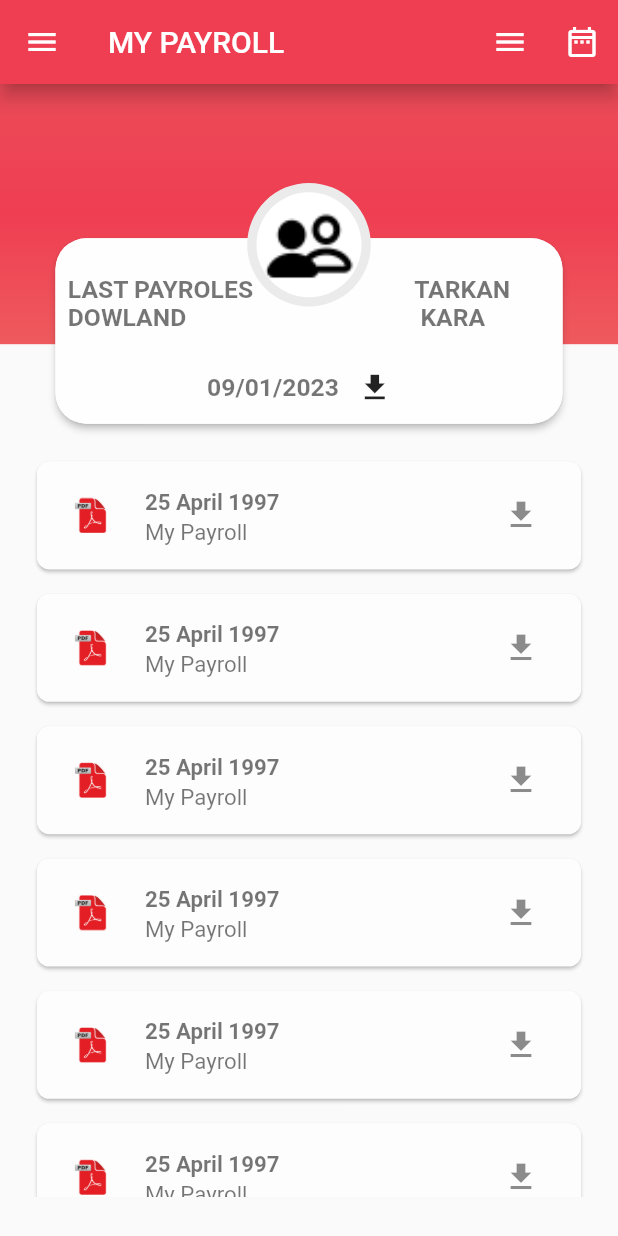
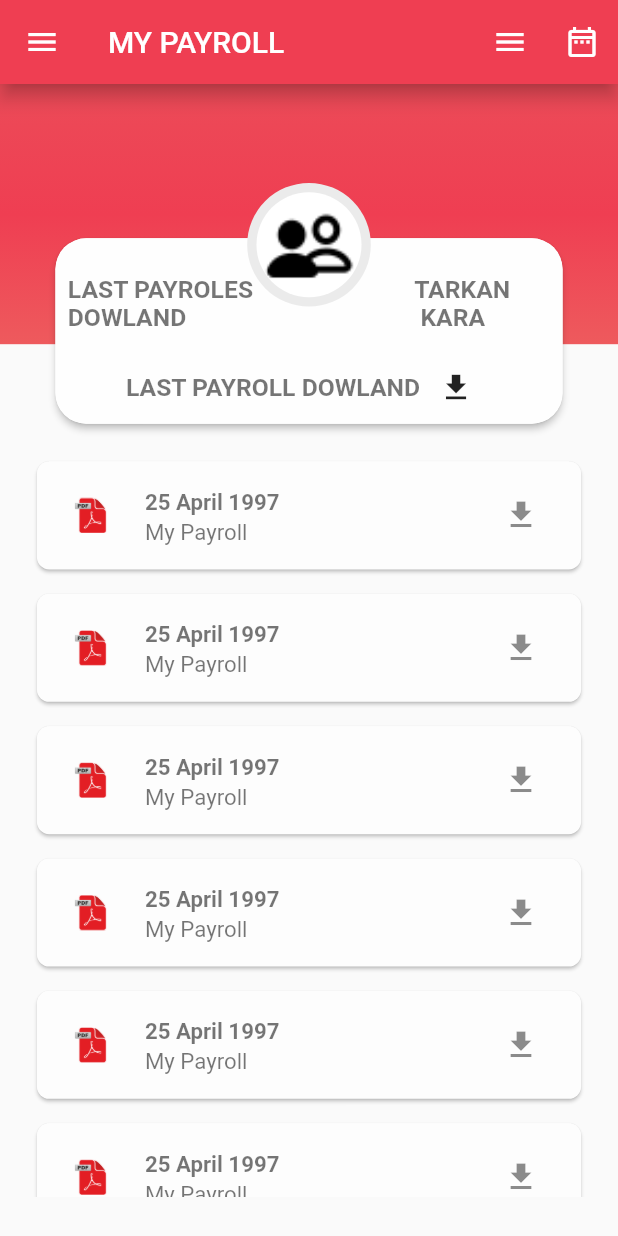
Before and after one commit to TarkanKara/Sun_IK_App, a Flutter app: the MyPayrollsView screen opened by its route, on a phone screen of 412 x 824 dp. Run offline on Flutter 3.47's test engine with Material 2 defaults, Android fonts, the phone set to English and light mode, and no system bars; our stand-ins replace get, responsive_sizer.

Commit message:
MyPayrolls || Extract Widget

```diff
--- a/lib/app/modules/my_payrolls_page/my_payrolls_view.dart
+++ b/lib/app/modules/my_payrolls_page/my_payrolls_view.dart
@@ -1,10 +1,11 @@
-// ignore_for_file: unused_element
+// ignore_for_file: unused_element, prefer_const_constructors
 
 import 'package:flutter/material.dart';
 import 'package:get/get.dart';
-import 'package:intl/intl.dart';
 import 'package:responsive_sizer/responsive_sizer.dart';
 
+import '../../widgets/last_my_payroll.dart';
+import '../../widgets/my_payroll_list_card.dart';
 import 'my_payrolls_controller.dart';
 
 class MyPayrollsView extends GetView<MyPayrollsController> {
@@ -72,40 +73,7 @@ class MyPayrollsView extends GetView<MyPayrollsController> {
                           itemBuilder: (context, index) {
                             return Padding(
                               padding: EdgeInsets.only(bottom: 1.h),
-                              child: Card(
-                                elevation: 1,
-                                shape: RoundedRectangleBorder(
-                                    borderRadius: BorderRadius.circular(2.w)),
-                                color: const Color(0xffFDFDFD),
-                                child: ListTile(
-                                  leading: CircleAvatar(
-                                    backgroundColor: const Color(0xffFDFDFD),
-                                    child: IconButton(
-                                        onPressed: () {},
-                                        icon: Image.asset(
-                                            "assets/images/pdf.png")),
-                                  ),
-                                  title: Text(
-                                    "25 April 1997",
-                                    style: Theme.of(context)
-                                        .textTheme
-                                        .caption!
-                                        .copyWith(
-                                            fontSize: 1.8.h,
-                                            fontWeight: FontWeight.bold),
-                                  ),
-                                  subtitle: Text(
-                                    "My Payroll",
-                                    style: Theme.of(context)
-                                        .textTheme
-                                        .caption!
-                                        .copyWith(fontSize: 1.8.h),
-                                  ),
-                                  trailing: IconButton(
-                                      onPressed: () {},
-                                      icon: const Icon(Icons.download)),
-                                ),
-                              ),
+                              child: MyPayrollListCard(),
                             );
                           },
                         ),
@@ -120,85 +88,7 @@ class MyPayrollsView extends GetView<MyPayrollsController> {
             top: 12.h,
             left: 8.w,
             right: 8.w,
-            child: Card(
-              elevation: 2,
-              shape: RoundedRectangleBorder(
-                  borderRadius: BorderRadius.circular(5.w)),
-              child: Container(
-                height: 15.h,
-                width: 75.w,
-                decoration: BoxDecoration(
-                    color: const Color(0xffFEFEFE),
-                    borderRadius: BorderRadius.all(Radius.circular(5.w))),
-                child: Padding(
-                  padding: EdgeInsets.only(left: 2.w, right: 2.w, top: 3.h),
-                  child: Column(
-                    mainAxisAlignment: MainAxisAlignment.spaceBetween,
-                    children: [
-                      Row(
-                        mainAxisAlignment: MainAxisAlignment.spaceBetween,
-                        children: [
-                          SizedBox(
-                            height: 5.h,
-                            width: 40.w,
-                            child: Text(
-                              "LAST PAYROLES DOWLAND",
-                              style: Theme.of(context)
-                                  .textTheme
-                                  .caption!
-                                  .copyWith(
-                                      fontSize: 2.h,
-                                      fontWeight: FontWeight.bold),
-                            ),
-                          ),
-                          SizedBox(
-                            height: 5.h,
-                            width: 22.w,
-                            child: Text(
-                              "TARKAN\n KARA",
-                              style: Theme.of(context)
-                                  .textTheme
-                                  .caption!
-                                  .copyWith(
-                                      fontSize: 2.h,
-                                      fontWeight: FontWeight.bold),
-                            ),
-                          ),
-                        ],
-                      ),
-                      Row(
-                        mainAxisAlignment: MainAxisAlignment.center,
-                        children: [
-                          Obx(
-                            () => InkWell(
-                              onTap: () {},
-                              child: Text(
-                                DateFormat("dd/MM/yyyy")
-                                    .format(controller.selectedDate.value)
-                                    .toString(),
-                                style: Theme.of(context)
-                                    .textTheme
-                                    .caption!
-                                    .copyWith(
-                                        fontSize: 2.h,
-                                        fontWeight: FontWeight.bold),
-                              ),
-                            ),
-                          ),
-                          IconButton(
-                            onPressed: () {},
-                            icon: Icon(
-                              Icons.download,
-                              size: 2.8.h,
-                            ),
-                          ),
-                        ],
-                      ),
-                    ],
-                  ),
-                ),
-              ),
-            ),
+            child: LastMyPayroll(),
           ),
           Positioned(
             top: 8.h,
--- /dev/null
+++ b/lib/app/widgets/last_my_payroll.dart
@@ -0,0 +1,92 @@
+import 'package:flutter/material.dart';
+import 'package:get/get.dart';
+import 'package:responsive_sizer/responsive_sizer.dart';
+
+import '../modules/my_payrolls_page/my_payrolls_controller.dart';
+
+class LastMyPayroll extends GetView<MyPayrollsController> {
+  const LastMyPayroll({
+    Key? key,
+  }) : super(key: key);
+
+  @override
+  Widget build(BuildContext context) {
+    return Card(
+      elevation: 2,
+      shape: RoundedRectangleBorder(borderRadius: BorderRadius.circular(5.w)),
+      child: Container(
+        height: 15.h,
+        width: 75.w,
+        decoration: BoxDecoration(
+            color: const Color(0xffFEFEFE),
+            borderRadius: BorderRadius.all(Radius.circular(5.w))),
+        child: Padding(
+          padding: EdgeInsets.only(left: 2.w, right: 2.w, top: 3.h),
+          child: Column(
+            mainAxisAlignment: MainAxisAlignment.spaceBetween,
+            children: [
+              Row(
+                mainAxisAlignment: MainAxisAlignment.spaceBetween,
+                children: [
+                  SizedBox(
+                    height: 5.h,
+                    width: 40.w,
+                    child: Text(
+                      "LAST PAYROLES DOWLAND",
+                      style: Theme.of(context)
+                          .textTheme
+                          .caption!
+                          .copyWith(fontSize: 2.h, fontWeight: FontWeight.bold),
+                    ),
+                  ),
+                  SizedBox(
+                    height: 5.h,
+                    width: 22.w,
+                    child: Text(
+                      "TARKAN\n KARA",
+                      style: Theme.of(context)
+                          .textTheme
+                          .caption!
+                          .copyWith(fontSize: 2.h, fontWeight: FontWeight.bold),
+                    ),
+                  ),
+                ],
+              ),
+              Row(
+                mainAxisAlignment: MainAxisAlignment.center,
+                children: [
+                  Text(
+                    "LAST PAYROLL DOWLAND",
+                    style: Theme.of(context)
+                        .textTheme
+                        .caption!
+                        .copyWith(fontSize: 2.h, fontWeight: FontWeight.bold),
+                  ),
+                  /*  Obx(
+                    () => InkWell(
+                      onTap: () {},
+                      child: Text(
+                        DateFormat("dd/MM/yyyy")
+                            .format(controller.selectedDate.value)
+                            .toString(),
+                        style: Theme.of(context).textTheme.caption!.copyWith(
+                            fontSize: 2.h, fontWeight: FontWeight.bold),
+                      ),
+                    ),
+                  ), */
+                  IconButton(
+                    onPressed: () {},
+                    icon: Icon(
+                      Icons.download,
+                      size: 2.8.h,
+                    ),
+                  ),
+                ],
+              ),
+            ],
+          ),
+        ),
+      ),
+    );
+  }
+}
--- /dev/null
+++ b/lib/app/widgets/my_payroll_list_card.dart
@@ -0,0 +1,37 @@
+import 'package:flutter/material.dart';
+import 'package:responsive_sizer/responsive_sizer.dart';
+
+class MyPayrollListCard extends StatelessWidget {
+  const MyPayrollListCard({
+    Key? key,
+  }) : super(key: key);
+
+  @override
+  Widget build(BuildContext context) {
+    return Card(
+      elevation: 1,
+      shape: RoundedRectangleBorder(borderRadius: BorderRadius.circular(2.w)),
+      color: const Color(0xffFDFDFD),
+      child: ListTile(
+        leading: CircleAvatar(
+          backgroundColor: const Color(0xffFDFDFD),
+          child: IconButton(
+              onPressed: () {}, icon: Image.asset("assets/images/pdf.png")),
+        ),
+        title: Text(
+          "25 April 1997",
+          style: Theme.of(context)
+              .textTheme
+              .caption!
+              .copyWith(fontSize: 1.8.h, fontWeight: FontWeight.bold),
+        ),
+        subtitle: Text(
+          "My Payroll",
+          style: Theme.of(context).textTheme.caption!.copyWith(fontSize: 1.8.h),
+        ),
+        trailing:
+            IconButton(onPressed: () {}, icon: const Icon(Icons.download)),
+      ),
+    );
+  }
+}
```
